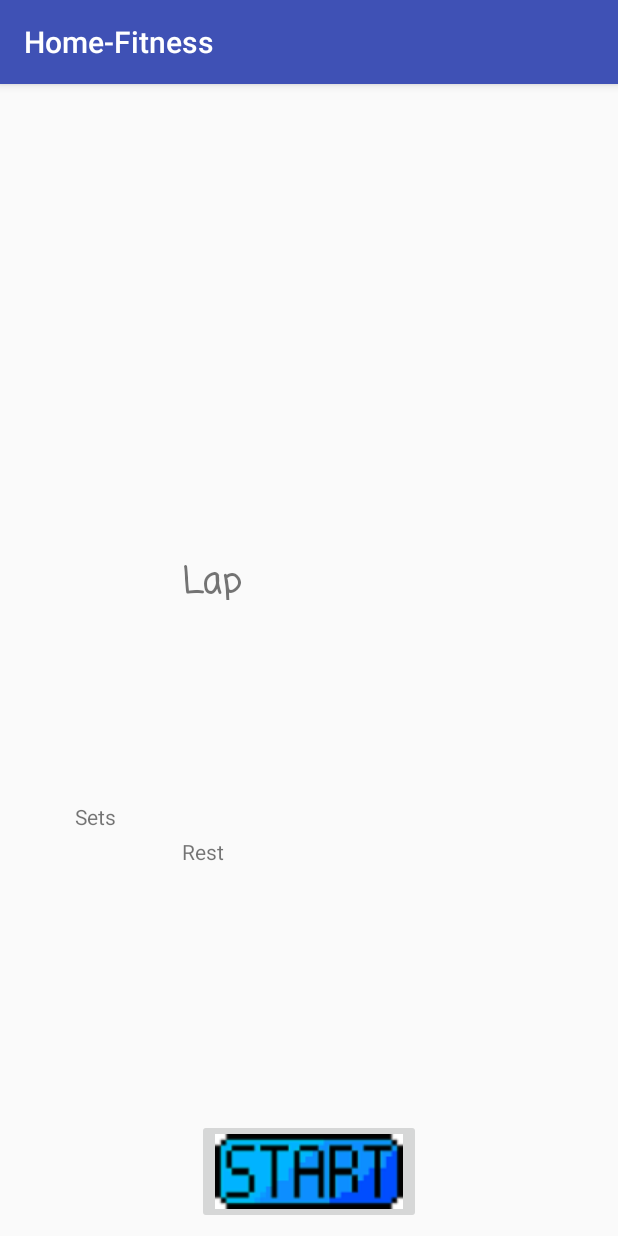
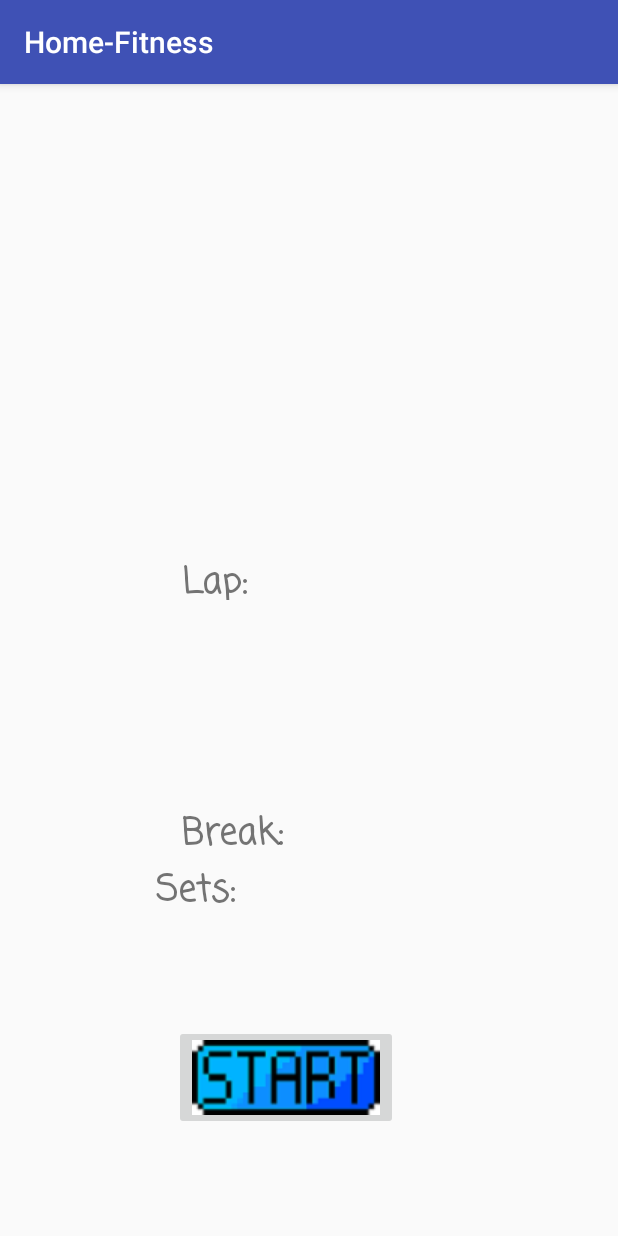
Before and after one commit to cdajp4ever/Home-Fitness, an Android app: the MainExercise screen opened directly, with no data from a screen before it, on a phone screen of 412 x 824 dp. Run offline under Robolectric (Android 15) with nearby library versions, the light colour scheme and no system bars; 1 statement that could not run was skipped.

Commit message:
Timer fixed, need to make the whole thing to look pretty.

```diff
--- a/app/src/main/java/com/example/jaguas/homefitness/MainExercise.java
+++ b/app/src/main/java/com/example/jaguas/homefitness/MainExercise.java
@@ -1,5 +1,6 @@
 package com.example.jaguas.homefitness;
 
+import android.content.Intent;
 import android.os.CountDownTimer;
 import android.support.v7.app.AppCompatActivity;
 import android.os.Bundle;
@@ -8,6 +9,7 @@ import android.widget.ImageButton;
 import android.widget.ImageView;
 import android.widget.Switch;
 import android.widget.TextView;
+import android.widget.Toast;
 
 import static com.example.jaguas.homefitness.ExerciseList.intentcont;
 
@@ -18,8 +20,16 @@ public class MainExercise extends AppCompatActivity {
     public int resId;
     public int stopbtnimg;
     public int startbtnimg;
+    private int counter = 0;
     private TextView work;
+    private TextView rest;
+    private TextView set;
     private ImageButton startStop;
+    private boolean stopngo = true;
+    private CountDownTimer myLapTimer;
+    private CountDownTimer myRestTimer;
+    public View myview;
+
 
     @Override
     protected void onCreate(Bundle savedInstanceState) {
@@ -28,34 +38,57 @@ public class MainExercise extends AppCompatActivity {
 
         animationname = getIntent().getStringExtra(intentcont);
 
-        resId = getResources().getIdentifier(animationname,"drawable",MainActivity.PACKAGE_NAME);
+        resId = getResources().getIdentifier(animationname, "drawable", MainActivity.PACKAGE_NAME);
         animationimg = findViewById(R.id.animatioexercise);
         animationimg.setImageResource(resId);
         work = findViewById(R.id.lapTimer);
-        startStop = findViewById(R.id.startStop);
-        stopbtnimg = getResources().getIdentifier("stop","drawable",MainActivity.PACKAGE_NAME);
-        startbtnimg = getResources().getIdentifier("start","drawable", MainActivity.PACKAGE_NAME);
+        rest = findViewById(R.id.restTimer);
+        set = findViewById(R.id.setCount);
+        startStop = findViewById(R.id.startBtn);
+        stopbtnimg = getResources().getIdentifier("stop", "drawable", MainActivity.PACKAGE_NAME);
+        startbtnimg = getResources().getIdentifier("start", "drawable", MainActivity.PACKAGE_NAME);
+
 
     }
 
-    public void startStopBtn(View view) {
+    public void startBtn(View view) {
 
-        if (work.getText() == "0"){
-            new CountDownTimer(30000, 1000){
-                public void onTick(long millisUntilFinished){
-                    work.setText("" + millisUntilFinished / 1000);
+        myview = view;
+        if (counter <= 10){
+            timers();
+            set.setText("Set: " + counter);
+        } else{
+            Intent intent = new Intent(this, ExerciseList.class);
+            startActivity(intent);
+            Toast.makeText(this, R.string.exerciseDone,Toast.LENGTH_SHORT).show();
+
+        }
+    }
+
+    private void timers() {
+        if (stopngo) {
+            myLapTimer = new CountDownTimer(3000, 1000) {
+                public void onTick(long millisUntilFinished) {
+                    work.setText("Lap: " + millisUntilFinished / 1000);
                 }
-                public void onFinish(){
-                    work.setText("0");
+
+                public void onFinish() {
+                    work.setText(R.string.lapzero);
+                    myRestTimer = new CountDownTimer(2000, 1000) {
+                        @Override
+                        public void onTick(long l) {
+                            rest.setText("Break: " + l / 1000);
+                        }
+
+                        @Override
+                        public void onFinish() {
+                            rest.setText(R.string.restzero);
+                            counter++;
+                            startBtn(myview);
+                        }
+                    }.start();
                 }
             }.start();
-
-            startStop.setImageResource(stopbtnimg);
-        } else {
-
         }
-
-
-
     }
 }
--- a/app/src/main/res/layout/activity_main_exercise.xml
+++ b/app/src/main/res/layout/activity_main_exercise.xml
@@ -27,7 +27,7 @@
         android:layout_marginRight="8dp"
         android:layout_marginStart="8dp"
         android:layout_marginTop="64dp"
-        android:text="Lap"
+        android:text="Lap: "
         android:textSize="24sp"
         android:textStyle="bold"
         app:fontFamily="casual"
@@ -39,14 +39,17 @@
         android:id="@+id/restTimer"
         android:layout_width="170dp"
         android:layout_height="30dp"
-        android:layout_marginBottom="8dp"
+        android:layout_marginBottom="128dp"
         android:layout_marginEnd="8dp"
         android:layout_marginLeft="8dp"
         android:layout_marginRight="8dp"
         android:layout_marginStart="8dp"
         android:layout_marginTop="8dp"
-        android:text="Rest"
-        app:layout_constraintBottom_toTopOf="@+id/startStop"
+        android:textSize="24sp"
+        android:textStyle="bold"
+        app:fontFamily="casual"
+        android:text="Break: "
+        app:layout_constraintBottom_toBottomOf="parent"
         app:layout_constraintEnd_toEndOf="parent"
         app:layout_constraintStart_toStartOf="parent"
         app:layout_constraintTop_toBottomOf="@+id/lapTimer" />
@@ -57,31 +60,33 @@
         android:layout_height="wrap_content"
         android:layout_marginBottom="8dp"
         android:layout_marginEnd="8dp"
-        android:layout_marginLeft="8dp"
+        android:layout_marginLeft="104dp"
         android:layout_marginRight="8dp"
-        android:layout_marginStart="8dp"
+        android:layout_marginStart="104dp"
         android:layout_marginTop="8dp"
-        android:text="Sets"
+        android:text="Sets: "
+        android:textSize="24sp"
+        android:textStyle="bold"
+        app:fontFamily="casual"
         app:layout_constraintBottom_toBottomOf="parent"
-        app:layout_constraintEnd_toStartOf="@+id/lapTimer"
-        app:layout_constraintHorizontal_bias="0.539"
+        app:layout_constraintEnd_toEndOf="parent"
+        app:layout_constraintHorizontal_bias="0.0"
         app:layout_constraintStart_toStartOf="parent"
-        app:layout_constraintTop_toTopOf="parent"
-        app:layout_constraintVertical_bias="0.642" />
+        app:layout_constraintTop_toBottomOf="@+id/restTimer"
+        app:layout_constraintVertical_bias="0.0" />
 
     <ImageButton
-        android:id="@+id/startStop"
+        android:id="@+id/startBtn"
         android:layout_width="wrap_content"
         android:layout_height="wrap_content"
         android:layout_marginBottom="8dp"
-        android:layout_marginEnd="8dp"
-        android:layout_marginLeft="8dp"
-        android:layout_marginRight="8dp"
-        android:layout_marginStart="8dp"
+        android:layout_marginLeft="116dp"
+        android:layout_marginStart="116dp"
+        android:layout_marginTop="8dp"
+        android:onClick="startBtn"
         android:src="@drawable/start"
         app:layout_constraintBottom_toBottomOf="parent"
-        app:layout_constraintEnd_toEndOf="parent"
         app:layout_constraintStart_toStartOf="parent"
-        android:onClick="startStopBtn"/>
+        app:layout_constraintTop_toBottomOf="@+id/setCount" />
 
 </android.support.constraint.ConstraintLayout>
--- a/app/src/main/res/values/strings.xml
+++ b/app/src/main/res/values/strings.xml
@@ -4,5 +4,8 @@
     <string name="go_to_choose_exercise">Go To Choose Exercise</string>
     <string name="introduction">Introduction</string>
     <string name="selectExecise">Select your Exercise</string>
+    <string name="lapzero">Lap: 0</string>
+    <string name="restzero">Break: 0</string>
+    <string name="exerciseDone">You are Done! Pick a new Exercise!</string>
 
 </resources>
```
